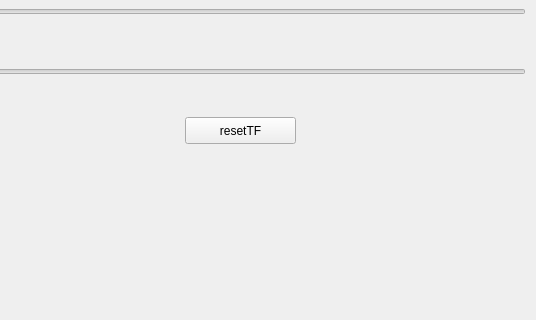
This is mainwindow.ui in mseefelder/volumeFromScratch as Qt 5 draws it before an edit; both pictures show x 545 to 1081 and y 160 to 480 of the 1081 by 580 pixel window. The edited form follows.
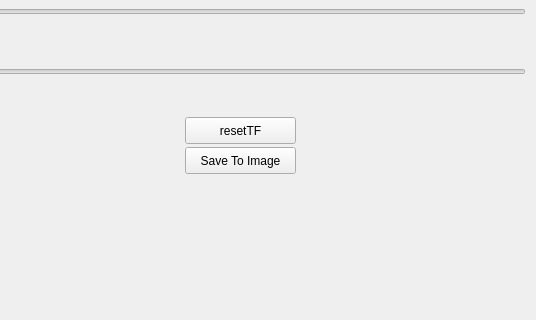
This is the edited form. Custom widgets are drawn as their Qt base class.

```diff
--- a/mainwindow.ui
+++ b/mainwindow.ui
@@ -110,6 +110,19 @@
      <enum>Qt::Horizontal</enum>
     </property>
    </widget>
+   <widget class="QPushButton" name="saveImage">
+    <property name="geometry">
+     <rect>
+      <x>730</x>
+      <y>290</y>
+      <width>111</width>
+      <height>27</height>
+     </rect>
+    </property>
+    <property name="text">
+     <string>Save To Image</string>
+    </property>
+   </widget>
   </widget>
   <widget class="QMenuBar" name="menuBar">
    <property name="geometry">
```
